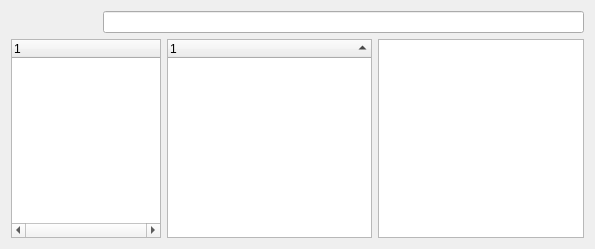
Before: the Qt Designer form src/qt/ui/file_browser.ui in maidsafe-archive/MaidSafe-Encrypt, drawn with Qt 5.
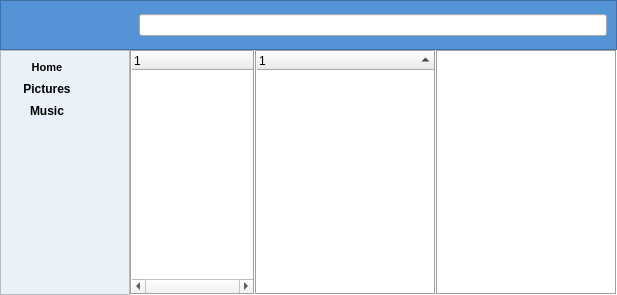
After: the same form once the commit is applied. Icons and pictures are not drawn.

```diff
--- a/src/qt/ui/file_browser.ui
+++ b/src/qt/ui/file_browser.ui
@@ -6,73 +6,326 @@
    <rect>
     <x>0</x>
     <y>0</y>
-    <width>595</width>
-    <height>249</height>
+    <width>617</width>
+    <height>295</height>
    </rect>
   </property>
   <property name="windowTitle">
-   <string>PD Browser</string>
+   <string>LifeStuff Browser</string>
+  </property>
+  <property name="windowIcon">
+   <iconset resource="../resources/resources.qrc">
+    <normaloff>:/icons/32/ms_icon_blue.png</normaloff>:/icons/32/ms_icon_blue.png</iconset>
+  </property>
+  <property name="styleSheet">
+   <string notr="true">QFrame#SideFrame {
+background-color: #eaf1f8;
+}
+
+QFrame#TopFrame {
+background-color: #5593d7;
+}</string>
   </property>
   <layout class="QGridLayout" name="gridLayout">
-   <item row="0" column="0">
-    <layout class="QHBoxLayout" name="horizontalLayout">
-     <item>
-      <widget class="QPushButton" name="homeButton">
-       <property name="toolTip">
-        <string>Home</string>
-       </property>
-       <property name="text">
-        <string/>
-       </property>
-       <property name="icon">
-        <iconset resource="../resources/resources.qrc">
-         <normaloff>:/icons/32/Home</normaloff>:/icons/32/Home</iconset>
-       </property>
-       <property name="iconSize">
-        <size>
-         <width>24</width>
-         <height>24</height>
-        </size>
-       </property>
-       <property name="flat">
-        <bool>true</bool>
-       </property>
-      </widget>
-     </item>
-     <item>
-      <widget class="QPushButton" name="backButton">
-       <property name="toolTip">
-        <string>Back</string>
-       </property>
-       <property name="text">
-        <string/>
-       </property>
-       <property name="icon">
-        <iconset resource="../resources/resources.qrc">
-         <normaloff>:/icons/32/Back</normaloff>:/icons/32/Back</iconset>
-       </property>
-       <property name="iconSize">
-        <size>
-         <width>24</width>
-         <height>24</height>
-        </size>
-       </property>
-       <property name="flat">
-        <bool>true</bool>
-       </property>
-      </widget>
-     </item>
-     <item>
-      <widget class="QLineEdit" name="locationEdit">
-       <property name="readOnly">
-        <bool>true</bool>
-       </property>
-      </widget>
-     </item>
-    </layout>
+   <property name="margin">
+    <number>0</number>
+   </property>
+   <property name="spacing">
+    <number>0</number>
+   </property>
+   <item row="0" column="0" colspan="2">
+    <widget class="QFrame" name="TopFrame">
+     <property name="minimumSize">
+      <size>
+       <width>0</width>
+       <height>50</height>
+      </size>
+     </property>
+     <property name="maximumSize">
+      <size>
+       <width>16777215</width>
+       <height>50</height>
+      </size>
+     </property>
+     <property name="frameShape">
+      <enum>QFrame::StyledPanel</enum>
+     </property>
+     <property name="frameShadow">
+      <enum>QFrame::Raised</enum>
+     </property>
+     <layout class="QHBoxLayout" name="horizontalLayout_3">
+      <item>
+       <widget class="QLabel" name="label">
+        <property name="text">
+         <string/>
+        </property>
+        <property name="pixmap">
+         <pixmap resource="../resources/resources.qrc">:/icons/32/ms_icon_white.png</pixmap>
+        </property>
+       </widget>
+      </item>
+      <item>
+       <spacer name="horizontalSpacer">
+        <property name="orientation">
+         <enum>Qt::Horizontal</enum>
+        </property>
+        <property name="sizeType">
+         <enum>QSizePolicy::Fixed</enum>
+        </property>
+        <property name="sizeHint" stdset="0">
+         <size>
+          <width>70</width>
+          <height>20</height>
+         </size>
+        </property>
+       </spacer>
+      </item>
+      <item>
+       <layout class="QHBoxLayout" name="horizontalLayout">
+        <item>
+         <widget class="QPushButton" name="backButton">
+          <property name="toolTip">
+           <string>Back</string>
+          </property>
+          <property name="text">
+           <string/>
+          </property>
+          <property name="icon">
+           <iconset resource="../resources/resources.qrc">
+            <normaloff>:/icons/32/Back</normaloff>:/icons/32/Back</iconset>
+          </property>
+          <property name="iconSize">
+           <size>
+            <width>32</width>
+            <height>32</height>
+           </size>
+          </property>
+          <property name="flat">
+           <bool>true</bool>
+          </property>
+         </widget>
+        </item>
+        <item>
+         <widget class="QLineEdit" name="locationEdit">
+          <property name="readOnly">
+           <bool>true</bool>
+          </property>
+         </widget>
+        </item>
+       </layout>
+      </item>
+     </layout>
+    </widget>
    </item>
-   <item row="1" column="0">
+   <item row="1" column="0" rowspan="2">
+    <widget class="QFrame" name="SideFrame">
+     <property name="minimumSize">
+      <size>
+       <width>130</width>
+       <height>0</height>
+      </size>
+     </property>
+     <property name="maximumSize">
+      <size>
+       <width>150</width>
+       <height>16777215</height>
+      </size>
+     </property>
+     <property name="frameShape">
+      <enum>QFrame::StyledPanel</enum>
+     </property>
+     <property name="frameShadow">
+      <enum>QFrame::Raised</enum>
+     </property>
+     <layout class="QGridLayout" name="gridLayout_2">
+      <property name="margin">
+       <number>0</number>
+      </property>
+      <property name="spacing">
+       <number>0</number>
+      </property>
+      <item row="0" column="0">
+       <layout class="QVBoxLayout" name="verticalLayout">
+        <property name="spacing">
+         <number>0</number>
+        </property>
+        <property name="sizeConstraint">
+         <enum>QLayout::SetDefaultConstraint</enum>
+        </property>
+        <property name="margin">
+         <number>6</number>
+        </property>
+        <item>
+         <layout class="QHBoxLayout" name="horizontalLayout_4">
+          <item>
+           <widget class="QPushButton" name="homeButton">
+            <property name="sizePolicy">
+             <sizepolicy hsizetype="Fixed" vsizetype="Fixed">
+              <horstretch>0</horstretch>
+              <verstretch>0</verstretch>
+             </sizepolicy>
+            </property>
+            <property name="font">
+             <font>
+              <pointsize>8</pointsize>
+              <weight>75</weight>
+              <bold>true</bold>
+             </font>
+            </property>
+            <property name="text">
+             <string>Home</string>
+            </property>
+            <property name="icon">
+             <iconset resource="../resources/resources.qrc">
+              <normaloff>:/menu/files_icon_black.png</normaloff>:/menu/files_icon_black.png</iconset>
+            </property>
+            <property name="iconSize">
+             <size>
+              <width>24</width>
+              <height>24</height>
+             </size>
+            </property>
+            <property name="flat">
+             <bool>true</bool>
+            </property>
+           </widget>
+          </item>
+          <item>
+           <spacer name="horizontalSpacer_2">
+            <property name="orientation">
+             <enum>Qt::Horizontal</enum>
+            </property>
+            <property name="sizeHint" stdset="0">
+             <size>
+              <width>40</width>
+              <height>20</height>
+             </size>
+            </property>
+           </spacer>
+          </item>
+         </layout>
+        </item>
+        <item>
+         <layout class="QHBoxLayout" name="horizontalLayout_5">
+          <item>
+           <widget class="QPushButton" name="PicBtn">
+            <property name="sizePolicy">
+             <sizepolicy hsizetype="Fixed" vsizetype="Fixed">
+              <horstretch>0</horstretch>
+              <verstretch>0</verstretch>
+             </sizepolicy>
+            </property>
+            <property name="font">
+             <font>
+              <weight>75</weight>
+              <bold>true</bold>
+             </font>
+            </property>
+            <property name="text">
+             <string>Pictures</string>
+            </property>
+            <property name="icon">
+             <iconset resource="../resources/resources.qrc">
+              <normaloff>:/menu/pictures_icon_black.png</normaloff>:/menu/pictures_icon_black.png</iconset>
+            </property>
+            <property name="iconSize">
+             <size>
+              <width>24</width>
+              <height>24</height>
+             </size>
+            </property>
+            <property name="flat">
+             <bool>true</bool>
+            </property>
+           </widget>
+          </item>
+          <item>
+           <spacer name="horizontalSpacer_3">
+            <property name="orientation">
+             <enum>Qt::Horizontal</enum>
+            </property>
+            <property name="sizeHint" stdset="0">
+             <size>
+              <width>40</width>
+              <height>20</height>
+             </size>
+            </property>
+           </spacer>
+          </item>
+         </layout>
+        </item>
+        <item>
+         <layout class="QHBoxLayout" name="horizontalLayout_6">
+          <item>
+           <widget class="QPushButton" name="musicBtn">
+            <property name="sizePolicy">
+             <sizepolicy hsizetype="Fixed" vsizetype="Fixed">
+              <horstretch>0</horstretch>
+              <verstretch>0</verstretch>
+             </sizepolicy>
+            </property>
+            <property name="font">
+             <font>
+              <weight>75</weight>
+              <bold>true</bold>
+             </font>
+            </property>
+            <property name="text">
+             <string>Music</string>
+            </property>
+            <property name="icon">
+             <iconset resource="../resources/resources.qrc">
+              <normaloff>:/menu/music_icon_black.png</normaloff>:/menu/music_icon_black.png</iconset>
+            </property>
+            <property name="iconSize">
+             <size>
+              <width>24</width>
+              <height>24</height>
+             </size>
+            </property>
+            <property name="flat">
+             <bool>true</bool>
+            </property>
+           </widget>
+          </item>
+          <item>
+           <spacer name="horizontalSpacer_4">
+            <property name="orientation">
+             <enum>Qt::Horizontal</enum>
+            </property>
+            <property name="sizeHint" stdset="0">
+             <size>
+              <width>40</width>
+              <height>20</height>
+             </size>
+            </property>
+           </spacer>
+          </item>
+         </layout>
+        </item>
+        <item>
+         <spacer name="verticalSpacer">
+          <property name="orientation">
+           <enum>Qt::Vertical</enum>
+          </property>
+          <property name="sizeHint" stdset="0">
+           <size>
+            <width>20</width>
+            <height>40</height>
+           </size>
+          </property>
+         </spacer>
+        </item>
+       </layout>
+      </item>
+     </layout>
+    </widget>
+   </item>
+   <item row="2" column="1">
     <layout class="QHBoxLayout" name="horizontalLayout_2">
+     <property name="spacing">
+      <number>0</number>
+     </property>
      <item>
       <widget class="QTreeWidget" name="treeViewTreeWidget">
        <property name="sizePolicy">
@@ -87,6 +340,9 @@
          <height>16777215</height>
         </size>
        </property>
+       <property name="frameShape">
+        <enum>QFrame::Box</enum>
+       </property>
        <property name="horizontalScrollBarPolicy">
         <enum>Qt::ScrollBarAlwaysOn</enum>
        </property>
@@ -111,6 +367,15 @@
          <height>0</height>
         </size>
        </property>
+       <property name="frameShape">
+        <enum>QFrame::Box</enum>
+       </property>
+       <property name="frameShadow">
+        <enum>QFrame::Sunken</enum>
+       </property>
+       <property name="lineWidth">
+        <number>1</number>
+       </property>
        <property name="selectionBehavior">
         <enum>QAbstractItemView::SelectRows</enum>
        </property>
@@ -165,6 +430,12 @@
      </item>
      <item>
       <widget class="QListWidget" name="driveListWidget">
+       <property name="frameShape">
+        <enum>QFrame::Box</enum>
+       </property>
+       <property name="frameShadow">
+        <enum>QFrame::Sunken</enum>
+       </property>
        <property name="horizontalScrollBarPolicy">
         <enum>Qt::ScrollBarAsNeeded</enum>
        </property>
```
